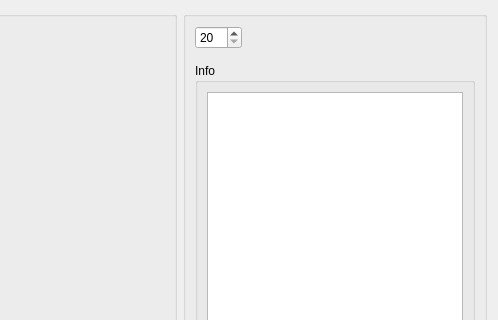
The window that visualisationgraphform.ui (0mniCrow/SmartGraph) describes before a commit, drawn with Qt 5; both pictures show x 767 to 1265 and y 0 to 320 of the 1265 by 623 pixel window.
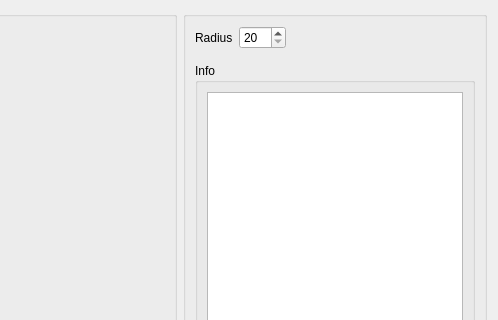
The same window after the commit.

Commit message: Add radius change for vertices. Fixed directed edges recalculation.

Patch:
```diff
--- a/visualisationgraphform.ui
+++ b/visualisationgraphform.ui
@@ -35,7 +35,14 @@
            <number>8</number>
           </property>
           <item>
-           <widget class="QSpinBox" name="spinBox">
+           <widget class="QLabel" name="label">
+            <property name="text">
+             <string>Radius</string>
+            </property>
+           </widget>
+          </item>
+          <item>
+           <widget class="QSpinBox" name="spin_Radius">
             <property name="minimum">
              <number>20</number>
             </property>
```
The commit also changes 8 other files.
